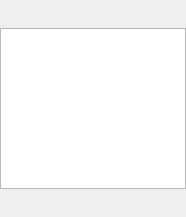
Old version of the form src/qutim.ui in the repository Winand/mqutim.
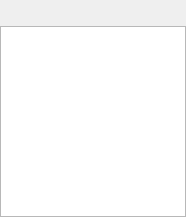
New version of the form. Icons and pictures are not drawn.

The edit to the form file:
```diff
--- a/src/qutim.ui
+++ b/src/qutim.ui
@@ -1,8 +1,8 @@
 <?xml version="1.0" encoding="UTF-8"?>
 <ui version="4.0">
  <class>qutIMClass</class>
- <widget class="QWidget" name="qutIMClass">
-  <property name="geometry">
+ <widget class="QWidget" name="qutIMClass" >
+  <property name="geometry" >
    <rect>
     <x>0</x>
     <y>0</y>
@@ -10,251 +10,190 @@
     <height>217</height>
    </rect>
   </property>
-  <property name="minimumSize">
-   <size>
-    <width>100</width>
-    <height>100</height>
-   </size>
-  </property>
-  <property name="maximumSize">
-   <size>
-    <width>16777215</width>
-    <height>16777215</height>
-   </size>
-  </property>
-  <property name="windowTitle">
+  <property name="windowTitle" >
    <string>qutIM</string>
   </property>
-  <property name="windowIcon">
-   <iconset resource="../qutim.qrc">
+  <property name="windowIcon" >
+   <iconset resource="../qutim.qrc" >
     <normaloff>:/icons/qutim.png</normaloff>:/icons/qutim.png</iconset>
   </property>
-  <property name="styleSheet">
-   <string notr="true">QTreeView::branch {
-        background: grey;
-}</string>
-  </property>
-  <layout class="QGridLayout" name="gridLayout">
-   <property name="margin">
+  <layout class="QVBoxLayout" name="verticalLayout" >
+   <property name="spacing" >
     <number>0</number>
    </property>
-   <property name="spacing">
-    <number>2</number>
+   <property name="margin" >
+    <number>0</number>
    </property>
-   <item row="1" column="0" colspan="2">
-    <widget class="QTreeView" name="contactListView">
-     <attribute name="headerVisible">
-      <bool>false</bool>
-     </attribute>
-     <attribute name="headerVisible">
-      <bool>false</bool>
-     </attribute>
-    </widget>
-   </item>
-   <item row="0" column="0" colspan="2">
-    <widget class="QWidget" name="toolbuttonWidget" native="true">
-     <property name="minimumSize">
+   <item>
+    <widget class="QWidget" native="1" name="toolbuttonWidget" >
+     <property name="minimumSize" >
       <size>
        <width>0</width>
        <height>26</height>
       </size>
      </property>
-     <layout class="QGridLayout" name="gridLayout_2">
-      <property name="leftMargin">
+     <layout class="QGridLayout" name="gridLayout_2" >
+      <property name="leftMargin" >
        <number>2</number>
       </property>
-      <property name="topMargin">
+      <property name="topMargin" >
        <number>0</number>
       </property>
-      <property name="rightMargin">
+      <property name="rightMargin" >
        <number>2</number>
       </property>
-      <property name="bottomMargin">
+      <property name="bottomMargin" >
        <number>0</number>
       </property>
-      <property name="spacing">
+      <property name="spacing" >
        <number>0</number>
       </property>
-      <item row="0" column="0">
-       <widget class="QToolButton" name="menuButton">
-        <property name="maximumSize">
+      <item row="1" column="0" >
+       <widget class="QToolButton" name="showHideButton" >
+        <property name="maximumSize" >
          <size>
           <width>22</width>
           <height>22</height>
          </size>
         </property>
-        <property name="text">
+        <property name="text" >
          <string/>
         </property>
-        <property name="icon">
-         <iconset resource="../qutim.qrc">
-          <normaloff>:/icons/crystal_project/menu.png</normaloff>:/icons/crystal_project/menu.png</iconset>
-        </property>
-        <property name="popupMode">
-         <enum>QToolButton::InstantPopup</enum>
-        </property>
-        <property name="autoRaise">
-         <bool>true</bool>
-        </property>
-       </widget>
-      </item>
-      <item row="0" column="1">
-       <widget class="QToolButton" name="showHideButton">
-        <property name="maximumSize">
-         <size>
-          <width>22</width>
-          <height>22</height>
-         </size>
-        </property>
-        <property name="text">
-         <string/>
-        </property>
-        <property name="icon">
-         <iconset resource="../qutim.qrc">
+        <property name="icon" >
+         <iconset resource="../qutim.qrc" >
           <normaloff>:/icons/crystal_project/shhideoffline.png</normaloff>:/icons/crystal_project/shhideoffline.png</iconset>
         </property>
-        <property name="checkable">
+        <property name="checkable" >
          <bool>true</bool>
         </property>
-        <property name="autoRaise">
+        <property name="autoRaise" >
          <bool>true</bool>
         </property>
        </widget>
       </item>
-      <item row="0" column="2">
-       <widget class="QToolButton" name="showHideGroupsButton">
-        <property name="maximumSize">
+      <item row="1" column="1" >
+       <widget class="QToolButton" name="showHideGroupsButton" >
+        <property name="maximumSize" >
          <size>
           <width>22</width>
           <height>22</height>
          </size>
         </property>
-        <property name="text">
+        <property name="text" >
          <string/>
         </property>
-        <property name="icon">
-         <iconset resource="../qutim.qrc">
+        <property name="icon" >
+         <iconset resource="../qutim.qrc" >
           <normaloff>:/icons/crystal_project/folder.png</normaloff>:/icons/crystal_project/folder.png</iconset>
         </property>
-        <property name="checkable">
+        <property name="checkable" >
          <bool>true</bool>
         </property>
-        <property name="autoRaise">
+        <property name="autoRaise" >
          <bool>true</bool>
         </property>
        </widget>
       </item>
-      <item row="0" column="3">
-       <widget class="QToolButton" name="soundOnOffButton">
-        <property name="maximumSize">
+      <item row="1" column="2" >
+       <widget class="QToolButton" name="soundOnOffButton" >
+        <property name="maximumSize" >
          <size>
           <width>22</width>
           <height>22</height>
          </size>
         </property>
-        <property name="text">
+        <property name="text" >
          <string/>
         </property>
-        <property name="icon">
-         <iconset resource="../qutim.qrc">
+        <property name="icon" >
+         <iconset resource="../qutim.qrc" >
           <normaloff>:/icons/crystal_project/player_volume.png</normaloff>:/icons/crystal_project/player_volume.png</iconset>
         </property>
-        <property name="checkable">
+        <property name="checkable" >
          <bool>true</bool>
         </property>
-        <property name="autoRaise">
+        <property name="autoRaise" >
          <bool>true</bool>
         </property>
        </widget>
       </item>
-      <item row="0" column="4">
-       <spacer name="spacer">
-        <property name="orientation">
-         <enum>Qt::Horizontal</enum>
+      <item row="1" column="3" >
+       <widget class="QWidget" native="1" name="accountLine" >
+        <property name="sizePolicy" >
+         <sizepolicy vsizetype="Preferred" hsizetype="Expanding" >
+          <horstretch>0</horstretch>
+          <verstretch>0</verstretch>
+         </sizepolicy>
         </property>
-        <property name="sizeHint" stdset="0">
+        <property name="minimumSize" >
          <size>
-          <width>67</width>
-          <height>20</height>
+          <width>0</width>
+          <height>26</height>
          </size>
         </property>
-       </spacer>
-      </item>
-      <item row="0" column="5">
-       <widget class="QToolButton" name="infoButton">
-        <property name="maximumSize">
+        <property name="maximumSize" >
          <size>
-          <width>22</width>
-          <height>22</height>
+          <width>16777215</width>
+          <height>26</height>
          </size>
         </property>
-        <property name="text">
-         <string/>
+        <property name="autoFillBackground" >
+         <bool>false</bool>
         </property>
-        <property name="icon">
-         <iconset resource="../qutim.qrc">
-          <normaloff>:/icons/crystal_project/info.png</normaloff>:/icons/crystal_project/info.png</iconset>
-        </property>
-        <property name="autoRaise">
-         <bool>true</bool>
-        </property>
+        <layout class="QHBoxLayout" name="hboxLayout" >
+         <property name="spacing" >
+          <number>0</number>
+         </property>
+         <property name="leftMargin" >
+          <number>2</number>
+         </property>
+         <property name="topMargin" >
+          <number>0</number>
+         </property>
+         <property name="rightMargin" >
+          <number>2</number>
+         </property>
+         <property name="bottomMargin" >
+          <number>0</number>
+         </property>
+         <item>
+          <spacer name="horizontalSpacer" >
+           <property name="orientation" >
+            <enum>Qt::Horizontal</enum>
+           </property>
+           <property name="sizeHint" stdset="0" >
+            <size>
+             <width>40</width>
+             <height>20</height>
+            </size>
+           </property>
+          </spacer>
+         </item>
+        </layout>
        </widget>
       </item>
      </layout>
     </widget>
    </item>
-   <item row="5" column="0">
-    <widget class="QWidget" name="accountLine" native="true">
-     <property name="minimumSize">
-      <size>
-       <width>0</width>
-       <height>26</height>
-      </size>
+   <item>
+    <widget class="QTreeView" name="contactListView" >
+     <property name="focusPolicy" >
+      <enum>Qt::NoFocus</enum>
      </property>
-     <property name="maximumSize">
-      <size>
-       <width>16777215</width>
-       <height>26</height>
-      </size>
+     <property name="frameShape" >
+      <enum>QFrame::StyledPanel</enum>
      </property>
-     <property name="autoFillBackground">
-      <bool>false</bool>
+     <property name="frameShadow" >
+      <enum>QFrame::Plain</enum>
      </property>
-     <layout class="QHBoxLayout" name="hboxLayout">
-      <property name="spacing">
-       <number>0</number>
-      </property>
-      <property name="leftMargin">
-       <number>2</number>
-      </property>
-      <property name="topMargin">
-       <number>0</number>
-      </property>
-      <property name="rightMargin">
-       <number>2</number>
-      </property>
-      <property name="bottomMargin">
-       <number>0</number>
-      </property>
-      <item>
-       <spacer>
-        <property name="orientation">
-         <enum>Qt::Horizontal</enum>
-        </property>
-        <property name="sizeHint" stdset="0">
-         <size>
-          <width>81</width>
-          <height>16</height>
-         </size>
-        </property>
-       </spacer>
-      </item>
-     </layout>
+     <property name="verticalScrollMode" >
+      <enum>QAbstractItemView::ScrollPerPixel</enum>
+     </property>
     </widget>
    </item>
   </layout>
  </widget>
- <layoutdefault spacing="6" margin="11"/>
+ <layoutdefault spacing="6" margin="11" />
  <resources>
   <include location="../qutim.qrc"/>
  </resources>
```
Left out of the diff: 5 changed lines with no effect on the pictures.
